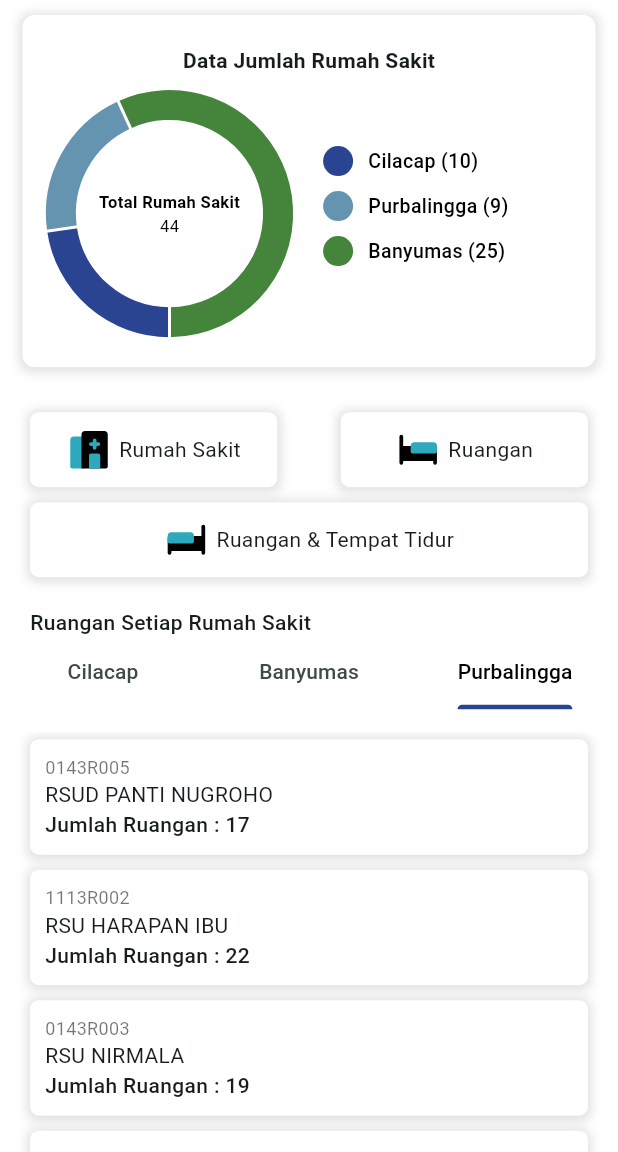
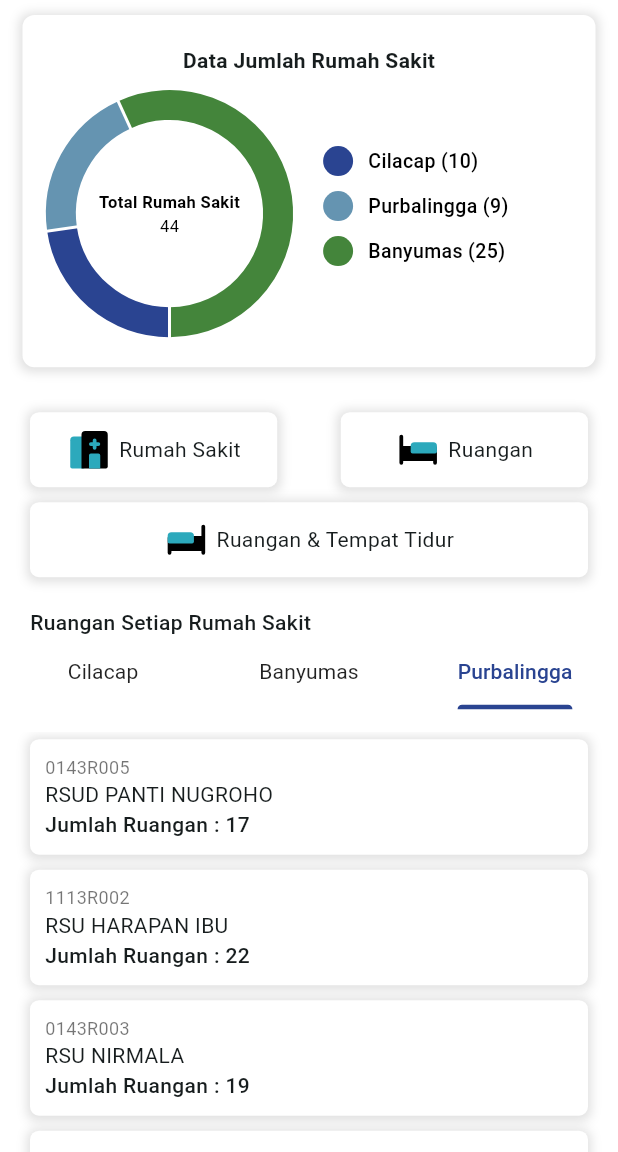
Before and after one commit to Amirudin23/yanfaskes-mobile, a Flutter app: the screen it shows after launch, tab 3 chosen, on a phone screen of 412 x 824 dp, the part 84-1236 px from its top. Run offline on Flutter 3.47's test engine with Material 3 defaults, Android fonts, the phone set to English and light mode, and no system bars; drawn by our look-alikes of fl_chart; our stand-ins replace flutter_expandable_fab, flutter_svg, hive, hive_flutter, pdf, printing and 1 more; accounts and stored records are empty; Roboto replaces fonts that are missing (Poppins).

Commit message:
simplify listview widget, and change button color

```diff
--- a/lib/features/master/screen/create_hospital_screen.dart
+++ b/lib/features/master/screen/create_hospital_screen.dart
@@ -195,7 +195,7 @@ class _CreateHospitalScreenState extends State<CreateHospitalScreen> {
                     widget.data != null ? await updateHospital(hospital) : await addHospital(hospital);
                   },
                   style: ElevatedButton.styleFrom(
-                    backgroundColor: Colors.blue,
+                    backgroundColor: Color(0XFF2A4491),
                     foregroundColor: Colors.white,
                     elevation: 0,
                     shadowColor: Colors.transparent,
--- a/lib/features/master/screen/create_room_screen.dart
+++ b/lib/features/master/screen/create_room_screen.dart
@@ -233,7 +233,7 @@ class _CreateRoomScreenState extends State<CreateRoomScreen> {
                     widget.data != null ? await updateRoom(room) : await addRoom(room);
                   },
                   style: ElevatedButton.styleFrom(
-                    backgroundColor: Colors.blue,
+                    backgroundColor: Color(0XFF2A4491),
                     foregroundColor: Colors.white,
                     elevation: 0,
                     shadowColor: Colors.transparent,
--- a/lib/features/master/screen/room_screen.dart
+++ b/lib/features/master/screen/room_screen.dart
@@ -229,7 +229,7 @@ class _RoomScreenState extends State<RoomScreen> {
                                   height: 50,
                                   padding: const EdgeInsets.symmetric(horizontal: 20),
                                   decoration: BoxDecoration(
-                                    color: Colors.blue,
+                                    color: Color(0XFF2A4491),
                                     borderRadius: BorderRadius.only(
                                       topLeft: Radius.circular(10),
                                       topRight: Radius.circular(10),
@@ -346,7 +346,7 @@ class _RoomScreenState extends State<RoomScreen> {
                                                 width: (size.width / 3) - 10,
                                                 decoration: BoxDecoration(
                                                   borderRadius: BorderRadius.circular(12),
-                                                  color: Colors.blue,
+                                                  color: Color(0XFF2A4491),
                                                 ),
                                                 child: Row(
                                                   mainAxisAlignment: MainAxisAlignment.center,
--- a/lib/main.dart
+++ b/lib/main.dart
@@ -252,7 +252,6 @@ class _MyHomePageState extends State<MyHomePage> {
                                     ),
                                     curve: Curves.easeInOut,
                                     duration: Duration(milliseconds: 1000),
-
                                   ),
                                 ),
                                 Column(
@@ -442,13 +441,16 @@ class _MyHomePageState extends State<MyHomePage> {
                     child: Text("Ruangan Setiap Rumah Sakit", style: TextStyle(fontWeight: FontWeight.w500),),
                   ),
                   TabBar(
-                    labelColor: Colors.black,
+                    labelColor: Color(0XFF2A4491),
                     tabs: [
                       Tab(text: "Cilacap"),
                       Tab(text: "Banyumas"),
                       Tab(text: "Purbalingga"),
                     ],
                     indicatorColor: Color(0XFF2A4491),
+                    unselectedLabelColor: Colors.black87,
+                    labelStyle: TextStyle(fontWeight: FontWeight.w500),
+                    unselectedLabelStyle: TextStyle(fontWeight: FontWeight.w400),
                     textScaler: TextScaler.noScaling,
                     dividerColor: Colors.transparent,
                     splashFactory: NoSplash.splashFactory,
@@ -458,12 +460,28 @@ class _MyHomePageState extends State<MyHomePage> {
                     height: 400,
                     child: TabBarView(
                       children: [
-                        Container(
+                        roomCilacap.isNotEmpty ? roomWidget(roomCilacap) : Center(child: Text("Tidak ada data", textScaler: TextScaler.noScaling,),),
+                        roomBanyumas.isNotEmpty ? roomWidget(roomBanyumas) : Center(child: Text("Tidak ada data", textScaler: TextScaler.noScaling,),),
+                        roomPurbalingga.isNotEmpty ? roomWidget(roomPurbalingga) : Center(child: Text("Tidak ada data", textScaler: TextScaler.noScaling,),),
+                      ]
+                    ),
+                  ),
+                ],
+              ),
+            ),
+          ),
+        ),
+      ),
+    );
+  }
+
+  Widget roomWidget(List<HospitalRoomCount> data){
+    return Container(
       margin: EdgeInsets.symmetric(vertical: 15),
-                          child: roomCilacap.isNotEmpty ? ListView.builder(
-                            itemCount: roomCilacap.length,
+      child: ListView.builder(
+        itemCount: data.length,
         itemBuilder: (context, index) {
-                              var item = roomCilacap[index];
+          var item = data[index];
           return Container(
             margin: EdgeInsets.symmetric(vertical: 5, horizontal: 20),
             padding: EdgeInsets.all(10),
@@ -489,82 +507,6 @@ class _MyHomePageState extends State<MyHomePage> {
             ),
           );
         },
-                          ) : Center(child: Text("Tidak ada data", textScaler: TextScaler.noScaling,),),
-                        ),
-                        Container(
-                          margin: EdgeInsets.symmetric(vertical: 15),
-                          child: roomBanyumas.isNotEmpty ? ListView.builder(
-                            itemCount: roomBanyumas.length,
-                            itemBuilder: (context, index) {
-                              var item = roomBanyumas[index];
-                              return Container(
-                                margin: EdgeInsets.symmetric(vertical: 5, horizontal: 20),
-                                padding: EdgeInsets.all(10),
-                                decoration: BoxDecoration(
-                                  borderRadius: BorderRadius.circular(6),
-                                  color: Colors.white,
-                                  boxShadow: [
-                                    BoxShadow(
-                                      color: Colors.black12,
-                                      offset: Offset(0, 1),
-                                      blurRadius: 5,
-                                      spreadRadius: 2,
-                                    ),
-                                  ],
-                                ),
-                                child: Column(
-                                  crossAxisAlignment: CrossAxisAlignment.start,
-                                  children: [
-                                    Text(item.id, textScaler: TextScaler.noScaling, style: TextStyle(fontSize: 12, color: Colors.black54),),
-                                    Text(item.name, textScaler: TextScaler.noScaling,),
-                                    Text("Jumlah Ruangan : ${item.totalRoom}", textScaler: TextScaler.noScaling, style: TextStyle(fontWeight: FontWeight.w500),),
-                                  ],
-                                ),
-                              );
-                            },
-                          ) : Center(child: Text("Tidak ada data", textScaler: TextScaler.noScaling,),),
-                        ),
-                        Container(
-                          margin: EdgeInsets.symmetric(vertical: 15),
-                          child: roomPurbalingga.isNotEmpty ? ListView.builder(
-                            itemCount: roomPurbalingga.length,
-                            itemBuilder: (context, index) {
-                              var item = roomPurbalingga[index];
-                              return Container(
-                                margin: EdgeInsets.symmetric(vertical: 5, horizontal: 20),
-                                padding: EdgeInsets.all(10),
-                                decoration: BoxDecoration(
-                                  borderRadius: BorderRadius.circular(6),
-                                  color: Colors.white,
-                                  boxShadow: [
-                                    BoxShadow(
-                                      color: Colors.black12,
-                                      offset: Offset(0, 1),
-                                      blurRadius: 5,
-                                      spreadRadius: 2,
-                                    ),
-                                  ],
-                                ),
-                                child: Column(
-                                  crossAxisAlignment: CrossAxisAlignment.start,
-                                  children: [
-                                    Text(item.id, textScaler: TextScaler.noScaling, style: TextStyle(fontSize: 12, color: Colors.black54),),
-                                    Text(item.name, textScaler: TextScaler.noScaling,),
-                                    Text("Jumlah Ruangan : ${item.totalRoom}", textScaler: TextScaler.noScaling, style: TextStyle(fontWeight: FontWeight.w500),),
-                                  ],
-                                ),
-                              );
-                            },
-                          ) : Center(child: Text("Tidak ada data", textScaler: TextScaler.noScaling,),),
-                        ),
-                      ]
-                    ),
-                  ),
-                ],
-              ),
-            ),
-          ),
-        ),
       ),
     );
   }
```
Lines whose indentation alone changed are shown as unchanged.
